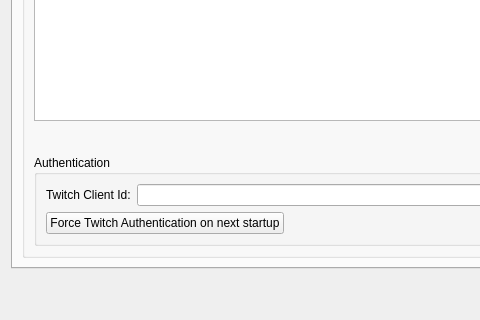
Old version of the form setupwidget.ui in the repository xiluembo/atsumari; both pictures show x 0 to 480 and y 167 to 487 of the 850 by 487 pixel window.
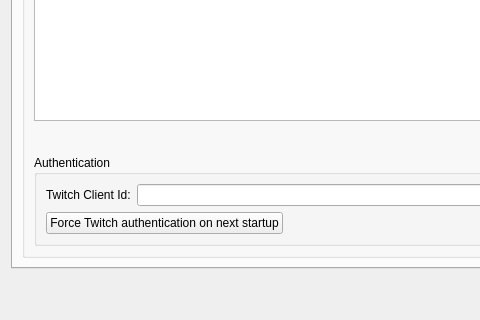
New version of the form. The open tabs and pages were chosen to show the change. Icons and pictures are not drawn.

Patch:
```diff
--- a/setupwidget.ui
+++ b/setupwidget.ui
@@ -673,7 +673,7 @@
                <item>
                 <widget class="QPushButton" name="btnForceAuth">
                  <property name="text">
-                  <string>Force Twitch Authentication on next startup</string>
+                  <string>Force Twitch authentication on next startup</string>
                  </property>
                 </widget>
                </item>
```
